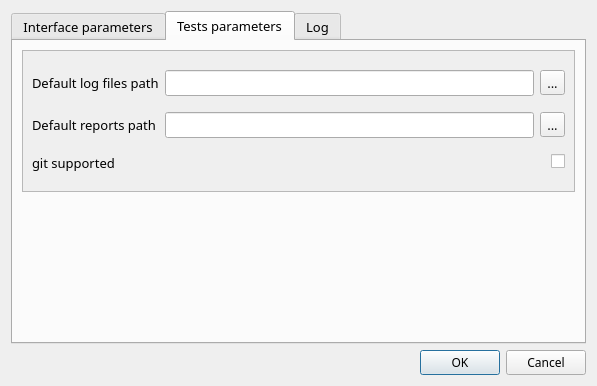
Qt form src/testium/main_win/preference_win/preference_core_win.ui (testium-HIL/testium) before a commit.
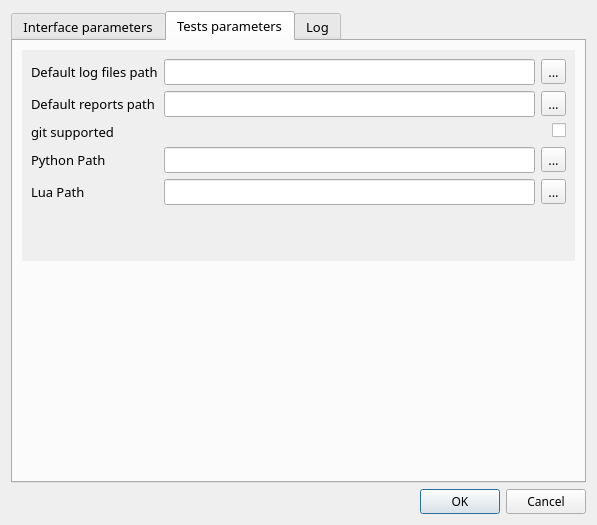
The same form after that commit. The open tabs and pages were chosen to show the change.

Commit message: added python_path and lua_path in GUI preferences.

What changed in the file:
```diff
--- a/src/testium/main_win/preference_win/preference_core_win.ui
+++ b/src/testium/main_win/preference_win/preference_core_win.ui
@@ -7,7 +7,7 @@
     <x>0</x>
     <y>0</y>
     <width>597</width>
-    <height>386</height>
+    <height>525</height>
    </rect>
   </property>
   <property name="sizePolicy">
@@ -240,6 +240,12 @@
            <verstretch>0</verstretch>
           </sizepolicy>
          </property>
+         <property name="frameShape">
+          <enum>QFrame::Shape::NoFrame</enum>
+         </property>
+         <property name="verticalScrollBarPolicy">
+          <enum>Qt::ScrollBarPolicy::ScrollBarAlwaysOff</enum>
+         </property>
          <property name="widgetResizable">
           <bool>true</bool>
          </property>
@@ -248,8 +254,8 @@
            <rect>
             <x>0</x>
             <y>0</y>
-            <width>555</width>
-            <height>141</height>
+            <width>557</width>
+            <height>210</height>
            </rect>
           </property>
           <property name="sizePolicy">
@@ -259,30 +265,10 @@
            </sizepolicy>
           </property>
           <layout class="QFormLayout" name="formLayout_2">
-           <item row="0" column="0">
-            <widget class="QLabel" name="label">
-             <property name="sizePolicy">
-              <sizepolicy hsizetype="Preferred" vsizetype="MinimumExpanding">
-               <horstretch>0</horstretch>
-               <verstretch>0</verstretch>
-              </sizepolicy>
-             </property>
-             <property name="text">
-              <string>Default log files path</string>
-             </property>
-            </widget>
-           </item>
-           <item row="0" column="1">
+           <item row="1" column="1">
             <layout class="QHBoxLayout" name="horizontalLayout">
              <item>
-              <widget class="QLineEdit" name="editDefaultLogPath">
-               <property name="sizePolicy">
-                <sizepolicy hsizetype="Expanding" vsizetype="Minimum">
-                 <horstretch>0</horstretch>
-                 <verstretch>0</verstretch>
-                </sizepolicy>
-               </property>
-              </widget>
+              <widget class="QLineEdit" name="editDefaultLogPath"/>
              </item>
              <item>
               <widget class="QToolButton" name="butLogPath">
@@ -293,30 +279,10 @@
              </item>
             </layout>
            </item>
-           <item row="1" column="0">
-            <widget class="QLabel" name="label_2">
-             <property name="sizePolicy">
-              <sizepolicy hsizetype="Preferred" vsizetype="MinimumExpanding">
-               <horstretch>0</horstretch>
-               <verstretch>0</verstretch>
-              </sizepolicy>
-             </property>
-             <property name="text">
-              <string>Default reports path</string>
-             </property>
-            </widget>
-           </item>
-           <item row="1" column="1">
+           <item row="2" column="1">
             <layout class="QHBoxLayout" name="horizontalLayout_2">
              <item>
-              <widget class="QLineEdit" name="editDefaultReportPath">
-               <property name="sizePolicy">
-                <sizepolicy hsizetype="Expanding" vsizetype="Minimum">
-                 <horstretch>0</horstretch>
-                 <verstretch>0</verstretch>
-                </sizepolicy>
-               </property>
-              </widget>
+              <widget class="QLineEdit" name="editDefaultReportPath"/>
              </item>
              <item>
               <widget class="QToolButton" name="butReportPath">
@@ -327,20 +293,80 @@
              </item>
             </layout>
            </item>
+           <item row="4" column="1">
+            <layout class="QHBoxLayout" name="horizontalLayout_4">
+             <item>
+              <widget class="QCheckBox" name="checkGitSupported">
+               <property name="layoutDirection">
+                <enum>Qt::LayoutDirection::RightToLeft</enum>
+               </property>
+               <property name="text">
+                <string/>
+               </property>
+              </widget>
+             </item>
+            </layout>
+           </item>
+           <item row="6" column="1">
+            <layout class="QHBoxLayout" name="horizontalLayout_3">
+             <item>
+              <widget class="QLineEdit" name="editPythonPath"/>
+             </item>
+             <item>
+              <widget class="QToolButton" name="butPythonPath">
+               <property name="text">
+                <string>...</string>
+               </property>
+              </widget>
+             </item>
+            </layout>
+           </item>
+           <item row="1" column="0">
+            <widget class="QLabel" name="label">
+             <property name="text">
+              <string>Default log files path</string>
+             </property>
+            </widget>
+           </item>
            <item row="2" column="0">
+            <widget class="QLabel" name="label_2">
+             <property name="text">
+              <string>Default reports path</string>
+             </property>
+            </widget>
+           </item>
+           <item row="6" column="0">
+            <widget class="QLabel" name="label_11">
+             <property name="text">
+              <string>Python Path</string>
+             </property>
+            </widget>
+           </item>
+           <item row="4" column="0">
             <widget class="QLabel" name="labelgit">
              <property name="text">
               <string>git supported</string>
              </property>
             </widget>
            </item>
-           <item row="2" column="1">
-            <widget class="QCheckBox" name="checkGitSupported">
-             <property name="layoutDirection">
-              <enum>Qt::RightToLeft</enum>
-             </property>
+           <item row="7" column="1">
+            <layout class="QHBoxLayout" name="horizontalLayout_5">
+             <item>
+              <widget class="QLineEdit" name="editLuaPath"/>
+             </item>
+             <item>
+              <widget class="QToolButton" name="butLuaPath">
+               <property name="text">
+                <string>...</string>
+               </property>
+              </widget>
+             </item>
+            </layout>
+           </item>
+           <item row="7" column="0">
+            <widget class="QLabel" name="label_12">
              <property name="text">
-              <string/>
+              <string>Lua Path</string>
              </property>
             </widget>
            </item>
@@ -351,12 +377,15 @@
        <item>
         <spacer name="verticalSpacer_2">
          <property name="orientation">
-          <enum>Qt::Vertical</enum>
+          <enum>Qt::Orientation::Vertical</enum>
+         </property>
+         <property name="sizeType">
+          <enum>QSizePolicy::Policy::MinimumExpanding</enum>
          </property>
          <property name="sizeHint" stdset="0">
           <size>
-           <width>20</width>
-           <height>40</height>
+           <width>0</width>
+           <height>0</height>
           </size>
          </property>
         </spacer>
```
Left out of the diff: 40 changed lines with no effect on the pictures. The commit also changes 7 other files.
